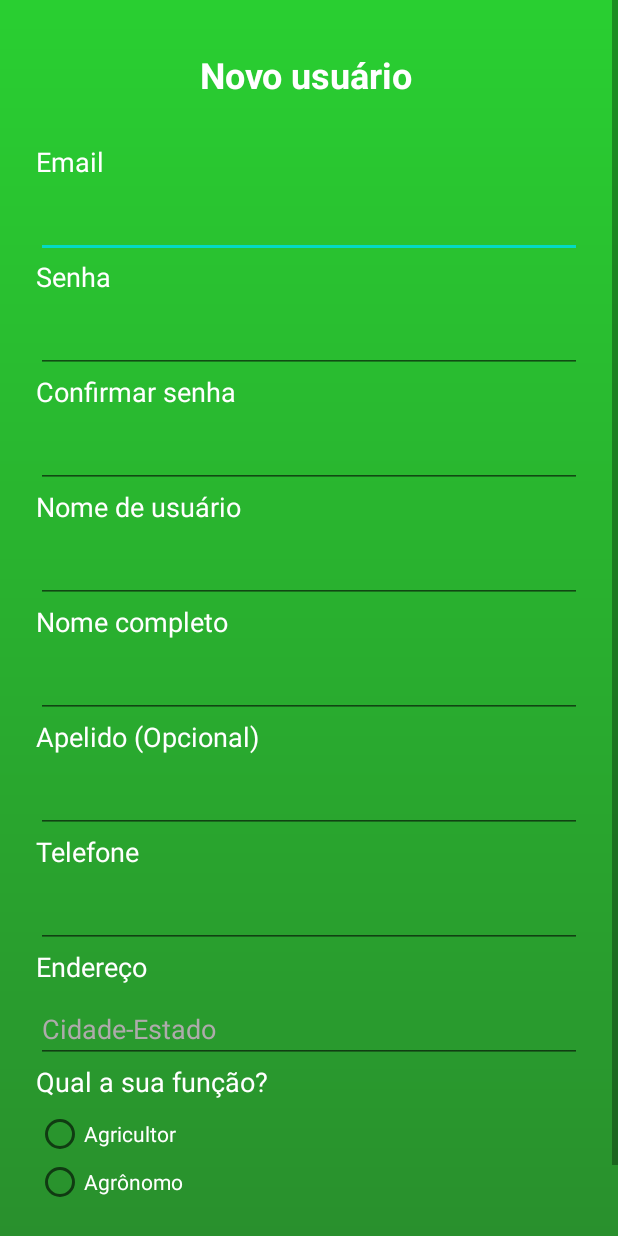
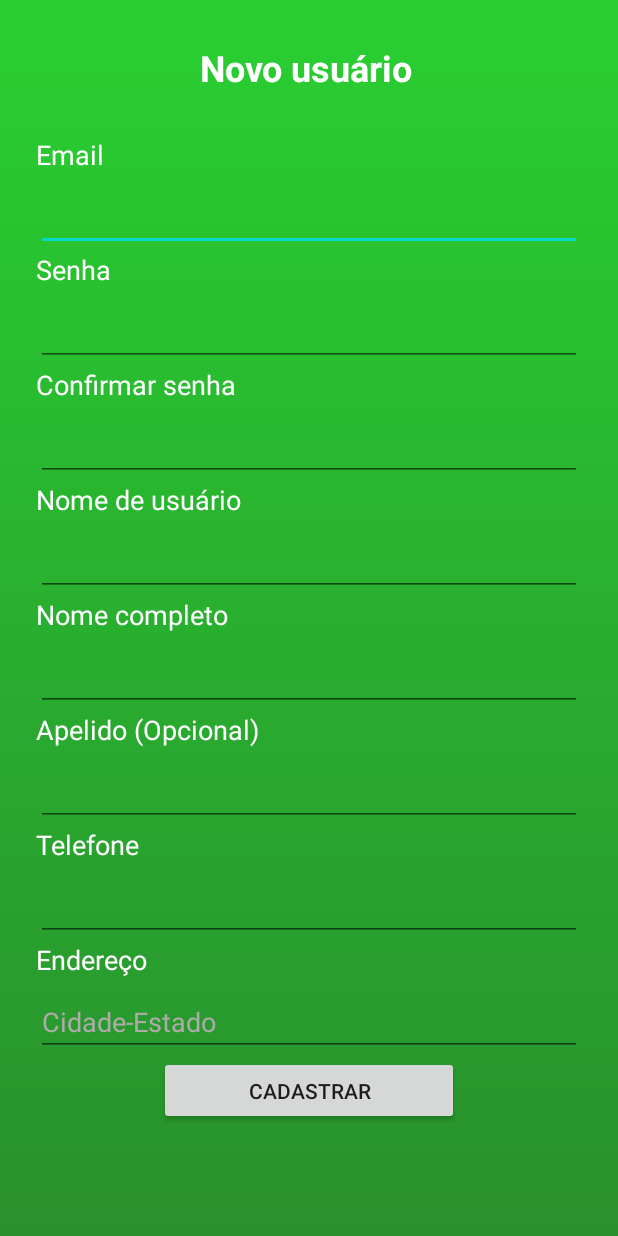
Before and after one commit to Joedson-Bomfim/DM2020.2-Terra-Forte, an Android app: the Cadastrar screen opened directly, with no data from a screen before it, on a phone screen of 412 x 824 dp. Run offline under Robolectric (Android 15) with nearby library versions, the phone set to English and light mode, and no system bars; our stand-ins replace Firebase (no records; nobody signed in at launch, a user with empty details on screens opened directly).

Commit message:
Setando função padrão com Agricultor

```diff
--- a/app/src/main/java/com/example/terraforte/Cadastrar.java
+++ b/app/src/main/java/com/example/terraforte/Cadastrar.java
@@ -37,9 +37,7 @@ import java.util.Map;
 
 public class Cadastrar extends AppCompatActivity {
     private EditText email, senha, senha_confirmar, nome_usuario, nome_completo, apelido, telefone, endereco;
-    private RadioGroup radioGroup;
-    private RadioButton button_escolhido;
-    String usuarioID, funcao_escolhida;
+    String usuarioID;
 
     @SuppressLint("WrongConstant")
     @Override
@@ -59,7 +57,6 @@ public class Cadastrar extends AppCompatActivity {
         apelido = findViewById(R.id.idApelidoCadastro);
         telefone = findViewById(R.id.idTelefoneCadastro);
         endereco = findViewById(R.id.idEnderecoCadastro);
-        radioGroup = findViewById(R.id.radioiGroupCadastrar);
     }
 
     public void acessarLogin(View v) {
@@ -111,13 +108,7 @@ public class Cadastrar extends AppCompatActivity {
         String edit_apelido = apelido.getText().toString();
         String edit_telefone = telefone.getText().toString();
         String edit_endereco = endereco.getText().toString();
-
-        int idRadioGrupEscolhido = radioGroup.getCheckedRadioButtonId();
-
-        if(idRadioGrupEscolhido>0){
-            button_escolhido = findViewById(idRadioGrupEscolhido);
-            funcao_escolhida = button_escolhido.getText().toString();
-        }
+        String edit_funcao = "Agricultor";
 
         FirebaseFirestore db = FirebaseFirestore.getInstance();
 
@@ -127,7 +118,7 @@ public class Cadastrar extends AppCompatActivity {
         usuarios.put("apelido", edit_apelido);
         usuarios.put("telefone", edit_telefone);
         usuarios.put("endereco", edit_endereco);
-        usuarios.put("funcao", funcao_escolhida);
+        usuarios.put("funcao", edit_funcao);
 
         usuarioID = FirebaseAuth.getInstance().getCurrentUser().getUid();
 
--- a/app/src/main/res/layout/cadastrar.xml
+++ b/app/src/main/res/layout/cadastrar.xml
@@ -85,16 +85,6 @@
             app:layout_constraintEnd_toEndOf="@+id/idSenhaConfirmar"
             app:layout_constraintStart_toStartOf="@+id/idSenhaConfirmar"
             app:layout_constraintTop_toBottomOf="@+id/textView11" />
-
-        <TextView
-            android:id="@+id/textView13"
-            android:layout_width="174dp"
-            android:layout_height="31dp"
-            android:text="Qual a sua função?"
-            android:textAppearance="@style/TextAppearance.AppCompat.Medium"
-            android:textColor="#FFFFFF"
-            app:layout_constraintStart_toStartOf="@+id/idEnderecoCadastro"
-            app:layout_constraintTop_toBottomOf="@+id/idEnderecoCadastro" />
 
         <TextView
             android:id="@+id/textView14"
@@ -201,36 +191,13 @@
             android:id="@+id/button2"
             android:layout_width="200dp"
             android:layout_height="46dp"
-            android:layout_marginTop="16dp"
             android:layout_marginBottom="8dp"
             android:onClick="acessarLogin"
             android:text="Cadastrar"
             app:layout_constraintBottom_toBottomOf="parent"
             app:layout_constraintEnd_toEndOf="parent"
             app:layout_constraintStart_toStartOf="parent"
-            app:layout_constraintTop_toBottomOf="@+id/radioiGroupCadastrar" />
-
-        <RadioGroup
-            android:id="@+id/radioiGroupCadastrar"
-            android:layout_width="wrap_content"
-            android:layout_height="wrap_content"
-            app:layout_constraintStart_toStartOf="@+id/textView13"
-            app:layout_constraintTop_toBottomOf="@+id/textView13">
-
-            <RadioButton
-                android:id="@+id/idAgricultorCadastro"
-                android:layout_width="match_parent"
-                android:layout_height="wrap_content"
-                android:text="Agricultor"
-                android:textColor="#FFFFFF" />
-
-            <RadioButton
-                android:id="@+id/idAgronomoCadastro"
-                android:layout_width="match_parent"
-                android:layout_height="wrap_content"
-                android:text="Agrônomo"
-                android:textColor="#FFFFFF" />
-        </RadioGroup>
+            app:layout_constraintTop_toBottomOf="@+id/idEnderecoCadastro" />
 
         <EditText
             android:id="@+id/idEmailCadastro"
```
